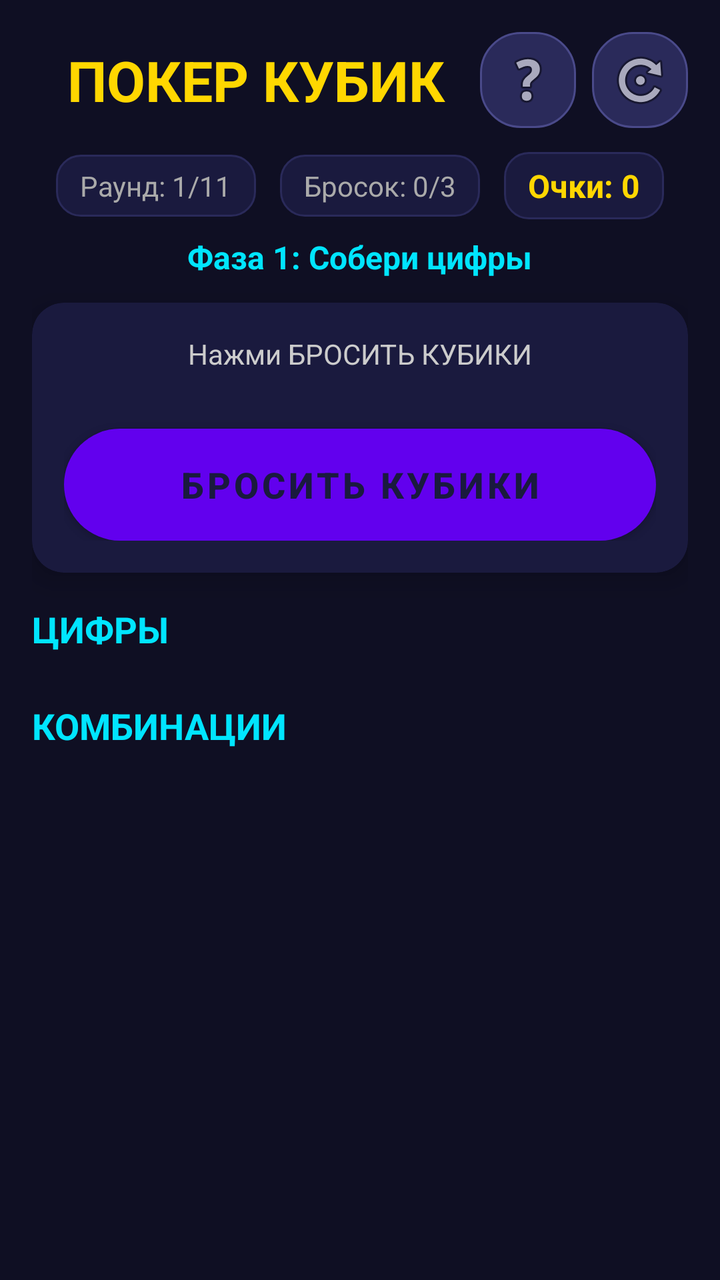
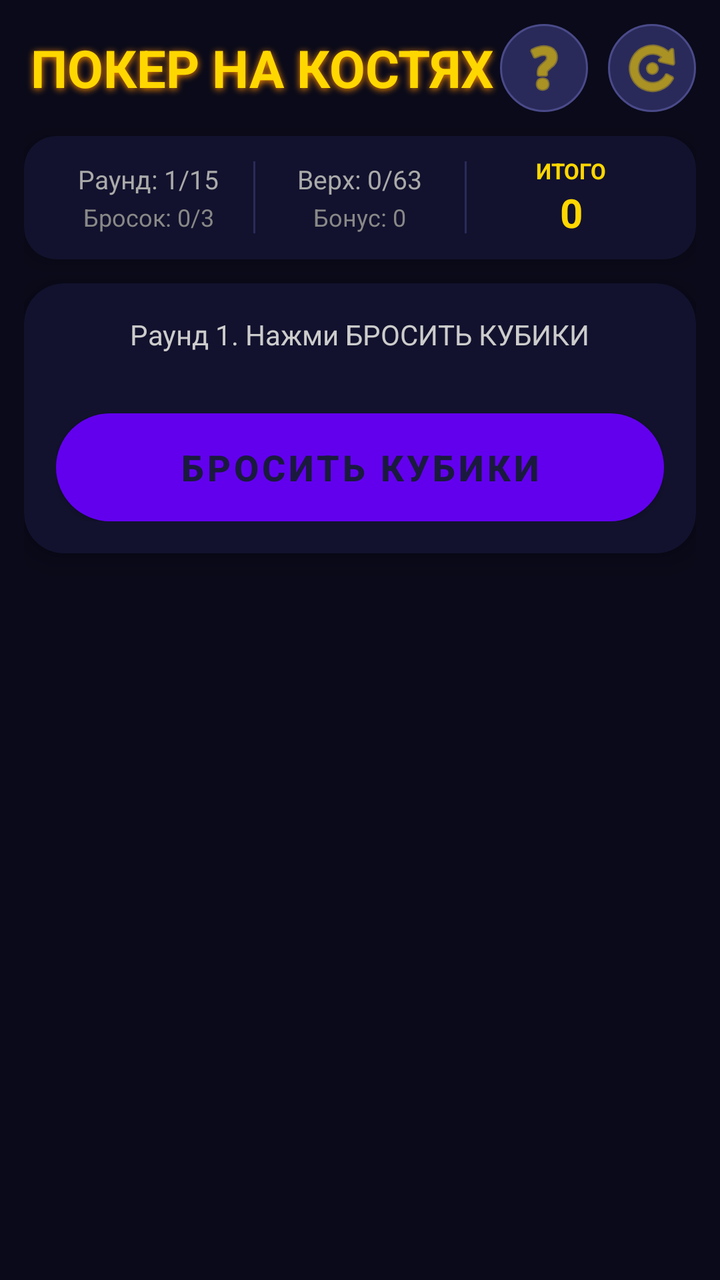

Compare the two renders of this Android layout. The source of the first and the diff that turns it into the second are given below.
<!-- AndroidManifest.xml: application theme Theme.DicePoker -->
<!-- res/layout/activity_main.xml -->
<?xml version="1.0" encoding="utf-8"?>
<ScrollView xmlns:android="http://schemas.android.com/apk/res/android"
    xmlns:app="http://schemas.android.com/apk/res-auto"
    android:layout_width="match_parent"
    android:layout_height="match_parent"
    android:fillViewport="true"
    android:background="#0F0F23">

    <LinearLayout
        android:layout_width="match_parent"
        android:layout_height="wrap_content"
        android:orientation="vertical"
        android:padding="16dp">

        
        <LinearLayout
            android:layout_width="match_parent"
            android:layout_height="wrap_content"
            android:orientation="horizontal"
            android:gravity="center_vertical">

            <TextView
                android:layout_width="0dp"
                android:layout_height="wrap_content"
                android:layout_weight="1"
                android:text="ПОКЕР КУБИК"
                android:textSize="28sp"
                android:textStyle="bold"
                android:textColor="#FFD700"
                android:gravity="center" />

            <ImageButton
                android:id="@+id/btnHelp"
                android:layout_width="48dp"
                android:layout_height="48dp"
                android:src="@android:drawable/ic_menu_help"
                android:background="@drawable/bg_button_secondary"
                android:contentDescription="Помощь" />

            <ImageButton
                android:id="@+id/btnRestart"
                android:layout_width="48dp"
                android:layout_height="48dp"
                android:layout_marginStart="8dp"
                android:src="@android:drawable/ic_menu_rotate"
                android:background="@drawable/bg_button_secondary"
                android:contentDescription="Заново" />
        </LinearLayout>

        
        <LinearLayout
            android:layout_width="match_parent"
            android:layout_height="wrap_content"
            android:orientation="horizontal"
            android:gravity="center"
            android:layout_marginTop="12dp"
            android:layout_marginBottom="8dp">

            <TextView
                android:id="@+id/tvRound"
                android:layout_width="wrap_content"
                android:layout_height="wrap_content"
                android:text="Раунд: 1/11"
                android:textColor="#AAAAAA"
                android:textSize="14sp"
                android:paddingLeft="12dp"
                android:paddingRight="12dp"
                android:paddingTop="6dp"
                android:paddingBottom="6dp"
                android:background="@drawable/bg_card_modern" />

            <TextView
                android:id="@+id/tvRoll"
                android:layout_width="wrap_content"
                android:layout_height="wrap_content"
                android:layout_marginStart="12dp"
                android:text="Бросок: 0/3"
                android:textColor="#AAAAAA"
                android:textSize="14sp"
                android:paddingLeft="12dp"
                android:paddingRight="12dp"
                android:paddingTop="6dp"
                android:paddingBottom="6dp"
                android:background="@drawable/bg_card_modern" />

            <TextView
                android:id="@+id/tvScore"
                android:layout_width="wrap_content"
                android:layout_height="wrap_content"
                android:layout_marginStart="12dp"
                android:text="Очки: 0"
                android:textColor="#FFD700"
                android:textSize="16sp"
                android:textStyle="bold"
                android:paddingLeft="12dp"
                android:paddingRight="12dp"
                android:paddingTop="6dp"
                android:paddingBottom="6dp"
                android:background="@drawable/bg_card_modern" />
        </LinearLayout>

        <TextView
            android:id="@+id/tvPhase"
            android:layout_width="wrap_content"
            android:layout_height="wrap_content"
            android:layout_gravity="center"
            android:text="Фаза 1: Собери цифры"
            android:textColor="#00E5FF"
            android:textSize="16sp"
            android:textStyle="bold"
            android:layout_marginBottom="12dp" />

        
        <androidx.cardview.widget.CardView
            android:layout_width="match_parent"
            android:layout_height="wrap_content"
            app:cardCornerRadius="16dp"
            app:cardBackgroundColor="#1A1A3E"
            app:cardElevation="8dp"
            android:layout_marginBottom="16dp">

            <LinearLayout
                android:layout_width="match_parent"
                android:layout_height="wrap_content"
                android:orientation="vertical"
                android:padding="16dp"
                android:gravity="center">

                <TextView
                    android:id="@+id/tvHint"
                    android:layout_width="wrap_content"
                    android:layout_height="wrap_content"
                    android:text="Нажми БРОСИТЬ КУБИКИ"
                    android:textColor="#CCCCCC"
                    android:textSize="14sp"
                    android:layout_marginBottom="12dp" />

                <LinearLayout
                    android:id="@+id/diceContainer"
                    android:layout_width="wrap_content"
                    android:layout_height="wrap_content"
                    android:orientation="horizontal"
                    android:gravity="center"
                    android:layout_marginBottom="16dp" />

                <Button
                    android:id="@+id/btnRoll"
                    android:layout_width="match_parent"
                    android:layout_height="56dp"
                    android:text="БРОСИТЬ КУБИКИ"
                    android:textSize="18sp"
                    android:textStyle="bold"
                    android:textColor="#1A1A3E"
                    android:background="@drawable/bg_button_primary" />
            </LinearLayout>
        </androidx.cardview.widget.CardView>

        
        <TextView
            android:layout_width="wrap_content"
            android:layout_height="wrap_content"
            android:text="ЦИФРЫ"
            android:textColor="#00E5FF"
            android:textSize="18sp"
            android:textStyle="bold"
            android:layout_marginBottom="8dp" />

        <LinearLayout
            android:id="@+id/numbersContainer"
            android:layout_width="match_parent"
            android:layout_height="wrap_content"
            android:orientation="vertical"
            android:layout_marginBottom="16dp" />

        
        <TextView
            android:layout_width="wrap_content"
            android:layout_height="wrap_content"
            android:text="КОМБИНАЦИИ"
            android:textColor="#00E5FF"
            android:textSize="18sp"
            android:textStyle="bold"
            android:layout_marginBottom="8dp" />

        <LinearLayout
            android:id="@+id/combosContainer"
            android:layout_width="match_parent"
            android:layout_height="wrap_content"
            android:orientation="vertical"
            android:visibility="gone" />

    </LinearLayout>
</ScrollView>
<!-- resources referenced by this layout -->
<resources>
  <!-- drawable bg_button_primary (drawable) -->
  <?xml version="1.0" encoding="utf-8"?>
  <shape xmlns:android="http://schemas.android.com/apk/res/android"
      android:shape="rectangle">
      <gradient
          android:startColor="#FFB800"
          android:centerColor="#FFA000"
          android:endColor="#FF8C00"
          android:angle="135" />
      <corners android:radius="28dp" />
  </shape>
  <!-- drawable bg_button_secondary (drawable) -->
  <?xml version="1.0" encoding="utf-8"?>
  <shape xmlns:android="http://schemas.android.com/apk/res/android"
      android:shape="rectangle">
      <solid android:color="#2A2A5A" />
      <corners android:radius="20dp" />
      <stroke android:width="1dp" android:color="#4A4A8A" />
  </shape>
  <!-- drawable bg_card_modern (drawable) -->
  <?xml version="1.0" encoding="utf-8"?>
  <shape xmlns:android="http://schemas.android.com/apk/res/android"
      android:shape="rectangle">
      <solid android:color="#1A1A3E" />
      <corners android:radius="12dp" />
      <stroke android:width="1dp" android:color="#2A2A5A" />
  </shape>
  <style name="Theme.DicePoker" parent="Theme.MaterialComponents.DayNight.NoActionBar">
          <item name="colorPrimary">@color/purple_500</item>
          <item name="colorPrimaryVariant">@color/purple_700</item>
          <item name="colorOnPrimary">@color/white</item>
          <item name="colorSecondary">@color/teal_200</item>
          <item name="colorSecondaryVariant">@color/teal_700</item>
          <item name="colorOnSecondary">@color/black</item>
          <item name="android:statusBarColor">#0F0F23</item>
          <item name="android:navigationBarColor">#0F0F23</item>
          <item name="android:windowBackground">#0F0F23</item>
      </style>
  <color name="purple_500">#FF6200EE</color>
  <color name="purple_700">#FF3700B3</color>
  <color name="white">#FFFFFFFF</color>
  <color name="teal_200">#FF03DAC5</color>
  <color name="teal_700">#FF018786</color>
  <color name="black">#FF000000</color>
</resources>

<!-- the commit's change to res/layout/activity_main.xml (unified diff, before → after) -->
@@ -4,13 +4,13 @@
     android:layout_width="match_parent"
     android:layout_height="match_parent"
     android:fillViewport="true"
-    android:background="#0F0F23">
+    android:background="#0A0A1A">
 
     <LinearLayout
         android:layout_width="match_parent"
         android:layout_height="wrap_content"
         android:orientation="vertical"
-        android:padding="16dp">
+        android:padding="12dp">
 
         
         <LinearLayout
@@ -23,101 +23,142 @@
                 android:layout_width="0dp"
                 android:layout_height="wrap_content"
                 android:layout_weight="1"
-                android:text="ПОКЕР КУБИК"
-                android:textSize="28sp"
+                android:text="ПОКЕР НА КОСТЯХ"
+                android:textSize="26sp"
                 android:textStyle="bold"
                 android:textColor="#FFD700"
-                android:gravity="center" />
+                android:gravity="center"
+                android:shadowColor="#FF8C00"
+                android:shadowRadius="8"
+                android:shadowDx="0"
+                android:shadowDy="2" />
 
             <ImageButton
                 android:id="@+id/btnHelp"
-                android:layout_width="48dp"
-                android:layout_height="48dp"
+                android:layout_width="44dp"
+                android:layout_height="44dp"
                 android:src="@android:drawable/ic_menu_help"
-                android:background="@drawable/bg_button_secondary"
-                android:contentDescription="Помощь" />
+                android:background="@drawable/bg_circle_button"
+                android:tint="#FFD700"
+                android:contentDescription="Правила" />
 
             <ImageButton
                 android:id="@+id/btnRestart"
-                android:layout_width="48dp"
-                android:layout_height="48dp"
-                android:layout_marginStart="8dp"
+                android:layout_width="44dp"
+                android:layout_height="44dp"
+                android:layout_marginStart="10dp"
                 android:src="@android:drawable/ic_menu_rotate"
-                android:background="@drawable/bg_button_secondary"
+                android:background="@drawable/bg_circle_button"
+                android:tint="#FFD700"
                 android:contentDescription="Заново" />
         </LinearLayout>
 
         
-        <LinearLayout
-            android:layout_width="match_parent"
-            android:layout_height="wrap_content"
-            android:orientation="horizontal"
-            android:gravity="center"
+        <androidx.cardview.widget.CardView
+            android:layout_width="match_parent"
+            android:layout_height="wrap_content"
+            app:cardCornerRadius="16dp"
+            app:cardBackgroundColor="#12122E"
+            app:cardElevation="6dp"
             android:layout_marginTop="12dp"
-            android:layout_marginBottom="8dp">
-
-            <TextView
-                android:id="@+id/tvRound"
-                android:layout_width="wrap_content"
+            android:layout_marginBottom="12dp">
+
+            <LinearLayout
+                android:layout_width="match_parent"
                 android:layout_height="wrap_content"
-                android:text="Раунд: 1/11"
-                android:textColor="#AAAAAA"
-                android:textSize="14sp"
-                android:paddingLeft="12dp"
-                android:paddingRight="12dp"
-                android:paddingTop="6dp"
-                android:paddingBottom="6dp"
-                android:background="@drawable/bg_card_modern" />
-
-            <TextView
-                android:id="@+id/tvRoll"
-                android:layout_width="wrap_content"
-                android:layout_height="wrap_content"
-                android:layout_marginStart="12dp"
-                android:text="Бросок: 0/3"
-                android:textColor="#AAAAAA"
-                android:textSize="14sp"
-                android:paddingLeft="12dp"
-                android:paddingRight="12dp"
-                android:paddingTop="6dp"
-                android:paddingBottom="6dp"
-                android:background="@drawable/bg_card_modern" />
-
-            <TextView
-                android:id="@+id/tvScore"
-                android:layout_width="wrap_content"
-                android:layout_height="wrap_content"
-                android:layout_marginStart="12dp"
-                android:text="Очки: 0"
-                android:textColor="#FFD700"
-                android:textSize="16sp"
-                android:textStyle="bold"
-                android:paddingLeft="12dp"
-                android:paddingRight="12dp"
-                android:paddingTop="6dp"
-                android:paddingBottom="6dp"
-                android:background="@drawable/bg_card_modern" />
-        </LinearLayout>
-
-        <TextView
-            android:id="@+id/tvPhase"
-            android:layout_width="wrap_content"
-            android:layout_height="wrap_content"
-            android:layout_gravity="center"
-            android:text="Фаза 1: Собери цифры"
-            android:textColor="#00E5FF"
-            android:textSize="16sp"
-            android:textStyle="bold"
-            android:layout_marginBottom="12dp" />
+                android:orientation="horizontal"
+                android:gravity="center"
+                android:padding="10dp">
+
+                <LinearLayout
+                    android:layout_width="0dp"
+                    android:layout_height="wrap_content"
+                    android:layout_weight="1"
+                    android:orientation="vertical"
+                    android:gravity="center">
+                    <TextView
+                        android:id="@+id/tvRound"
+                        android:layout_width="wrap_content"
+                        android:layout_height="wrap_content"
+                        android:text="Раунд: 1/15"
+                        android:textColor="#AAAAAA"
+                        android:textSize="13sp" />
+                    <TextView
+                        android:id="@+id/tvRoll"
+                        android:layout_width="wrap_content"
+                        android:layout_height="wrap_content"
+                        android:text="Бросок: 0/3"
+                        android:textColor="#888888"
+                        android:textSize="12sp"
+                        android:layout_marginTop="2dp" />
+                </LinearLayout>
+
+                <View
+                    android:layout_width="1dp"
+                    android:layout_height="36dp"
+                    android:background="#2A2A5A" />
+
+                <LinearLayout
+                    android:layout_width="0dp"
+                    android:layout_height="wrap_content"
+                    android:layout_weight="1"
+                    android:orientation="vertical"
+                    android:gravity="center">
+                    <TextView
+                        android:id="@+id/tvUpperScore"
+                        android:layout_width="wrap_content"
+                        android:layout_height="wrap_content"
+                        android:text="Верх: 0/63"
+                        android:textColor="#AAAAAA"
+                        android:textSize="13sp" />
+                    <TextView
+                        android:id="@+id/tvBonus"
+                        android:layout_width="wrap_content"
+                        android:layout_height="wrap_content"
+                        android:text="Бонус: 0"
+                        android:textColor="#888888"
+                        android:textSize="12sp"
+                        android:layout_marginTop="2dp" />
+                </LinearLayout>
+
+                <View
+                    android:layout_width="1dp"
+                    android:layout_height="36dp"
+                    android:background="#2A2A5A" />
+
+                <LinearLayout
+                    android:layout_width="0dp"
+                    android:layout_height="wrap_content"
+                    android:layout_weight="1"
+                    android:orientation="vertical"
+                    android:gravity="center">
+                    <TextView
+                        android:layout_width="wrap_content"
+                        android:layout_height="wrap_content"
+                        android:text="ИТОГО"
+                        android:textColor="#FFD700"
+                        android:textSize="11sp"
+                        android:textStyle="bold" />
+                    <TextView
+                        android:id="@+id/tvTotalScore"
+                        android:layout_width="wrap_content"
+                        android:layout_height="wrap_content"
+                        android:text="0"
+                        android:textColor="#FFD700"
+                        android:textSize="20sp"
+                        android:textStyle="bold" />
+                </LinearLayout>
+            </LinearLayout>
+        </androidx.cardview.widget.CardView>
 
         
         <androidx.cardview.widget.CardView
             android:layout_width="match_parent"
             android:layout_height="wrap_content"
-            app:cardCornerRadius="16dp"
-            app:cardBackgroundColor="#1A1A3E"
+            app:cardCornerRadius="20dp"
+            app:cardBackgroundColor="#12122E"
             app:cardElevation="8dp"
-            android:layout_marginBottom="16dp">
+            android:layout_marginBottom="14dp">
 
             <LinearLayout
                 android:layout_width="match_parent"
@@ -130,10 +171,10 @@
                     android:id="@+id/tvHint"
                     android:layout_width="wrap_content"
                     android:layout_height="wrap_content"
-                    android:text="Нажми БРОСИТЬ КУБИКИ"
+                    android:text="Раунд 1. Нажми БРОСИТЬ КУБИКИ"
                     android:textColor="#CCCCCC"
                     android:textSize="14sp"
-                    android:layout_marginBottom="12dp" />
+                    android:layout_marginBottom="14dp" />
 
                 <LinearLayout
                     android:id="@+id/diceContainer"
@@ -146,48 +187,22 @@
                 <Button
                     android:id="@+id/btnRoll"
                     android:layout_width="match_parent"
-                    android:layout_height="56dp"
+                    android:layout_height="54dp"
                     android:text="БРОСИТЬ КУБИКИ"
                     android:textSize="18sp"
                     android:textStyle="bold"
                     android:textColor="#1A1A3E"
-                    android:background="@drawable/bg_button_primary" />
+                    android:background="@drawable/bg_button_primary"
+                    android:elevation="4dp" />
             </LinearLayout>
         </androidx.cardview.widget.CardView>
 
         
-        <TextView
-            android:layout_width="wrap_content"
-            android:layout_height="wrap_content"
-            android:text="ЦИФРЫ"
-            android:textColor="#00E5FF"
-            android:textSize="18sp"
-            android:textStyle="bold"
-            android:layout_marginBottom="8dp" />
-
         <LinearLayout
-            android:id="@+id/numbersContainer"
-            android:layout_width="match_parent"
-            android:layout_height="wrap_content"
-            android:orientation="vertical"
-            android:layout_marginBottom="16dp" />
-
-        
-        <TextView
-            android:layout_width="wrap_content"
-            android:layout_height="wrap_content"
-            android:text="КОМБИНАЦИИ"
-            android:textColor="#00E5FF"
-            android:textSize="18sp"
-            android:textStyle="bold"
-            android:layout_marginBottom="8dp" />
-
-        <LinearLayout
-            android:id="@+id/combosContainer"
-            android:layout_width="match_parent"
-            android:layout_height="wrap_content"
-            android:orientation="vertical"
-            android:visibility="gone" />
+            android:id="@+id/scoresContainer"
+            android:layout_width="match_parent"
+            android:layout_height="wrap_content"
+            android:orientation="vertical" />
 
     </LinearLayout>
 </ScrollView>
<!-- resource entries referenced after the edit -->
@@ -11,21 +11,12 @@
           android:angle="135" />
       <corners android:radius="28dp" />
   </shape>
-  <!-- drawable bg_button_secondary (drawable) -->
+  <!-- drawable bg_circle_button (drawable) -->
   <?xml version="1.0" encoding="utf-8"?>
   <shape xmlns:android="http://schemas.android.com/apk/res/android"
-      android:shape="rectangle">
+      android:shape="oval">
       <solid android:color="#2A2A5A" />
-      <corners android:radius="20dp" />
       <stroke android:width="1dp" android:color="#4A4A8A" />
-  </shape>
-  <!-- drawable bg_card_modern (drawable) -->
-  <?xml version="1.0" encoding="utf-8"?>
-  <shape xmlns:android="http://schemas.android.com/apk/res/android"
-      android:shape="rectangle">
-      <solid android:color="#1A1A3E" />
-      <corners android:radius="12dp" />
-      <stroke android:width="1dp" android:color="#2A2A5A" />
   </shape>
   <style name="Theme.DicePoker" parent="Theme.MaterialComponents.DayNight.NoActionBar">
           <item name="colorPrimary">@color/purple_500</item>
